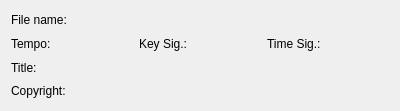
Old version of the form qmpinfowindow.ui in the repository chirs241097/QMidiPlayer.
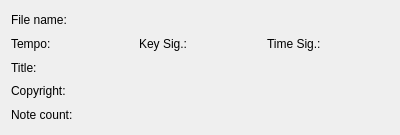
New version of the form.

Patch:
```diff
--- a/qmpinfowindow.ui
+++ b/qmpinfowindow.ui
@@ -7,9 +7,15 @@
     <x>0</x>
     <y>0</y>
     <width>400</width>
-    <height>111</height>
+    <height>135</height>
    </rect>
   </property>
+  <property name="minimumSize">
+   <size>
+    <width>400</width>
+    <height>135</height>
+   </size>
+  </property>
   <property name="windowTitle">
    <string>File Information</string>
   </property>
@@ -60,6 +66,13 @@
      </property>
     </widget>
    </item>
+   <item>
+    <widget class="QLabel" name="lbNoteCount">
+     <property name="text">
+      <string>Note count: </string>
+     </property>
+    </widget>
+   </item>
   </layout>
  </widget>
  <resources/>
```
